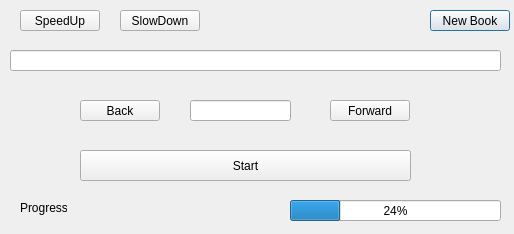
First picture: the form in dialog.ui, repository Entey/RapidReader, before the edit.
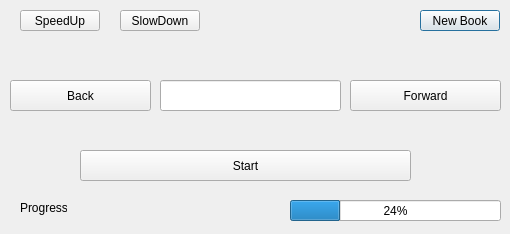
Second picture: the form after the edit.

Diff of the .ui file:
```diff
--- a/dialog.ui
+++ b/dialog.ui
@@ -6,7 +6,7 @@
    <rect>
     <x>0</x>
     <y>0</y>
-    <width>514</width>
+    <width>510</width>
     <height>234</height>
    </rect>
   </property>
@@ -16,7 +16,7 @@
   <widget class="QPushButton" name="newBook">
    <property name="geometry">
     <rect>
-     <x>430</x>
+     <x>420</x>
      <y>10</y>
      <width>80</width>
      <height>21</height>
@@ -55,20 +55,10 @@
   <widget class="QLineEdit" name="lineEdit">
    <property name="geometry">
     <rect>
-     <x>190</x>
-     <y>100</y>
-     <width>101</width>
-     <height>21</height>
-    </rect>
-   </property>
-  </widget>
-  <widget class="QLineEdit" name="lineEdit_2">
-   <property name="geometry">
-    <rect>
-     <x>10</x>
-     <y>50</y>
-     <width>491</width>
-     <height>21</height>
+     <x>160</x>
+     <y>80</y>
+     <width>181</width>
+     <height>31</height>
     </rect>
    </property>
   </widget>
@@ -88,10 +78,10 @@
   <widget class="QPushButton" name="buttonBack">
    <property name="geometry">
     <rect>
-     <x>80</x>
-     <y>100</y>
-     <width>80</width>
-     <height>21</height>
+     <x>10</x>
+     <y>80</y>
+     <width>141</width>
+     <height>31</height>
     </rect>
    </property>
    <property name="text">
@@ -101,10 +91,10 @@
   <widget class="QPushButton" name="buttonForward">
    <property name="geometry">
     <rect>
-     <x>330</x>
-     <y>100</y>
-     <width>80</width>
-     <height>21</height>
+     <x>350</x>
+     <y>80</y>
+     <width>151</width>
+     <height>31</height>
     </rect>
    </property>
    <property name="text">
```
Left out of the diff: 2 changed lines with no effect on the pictures.
